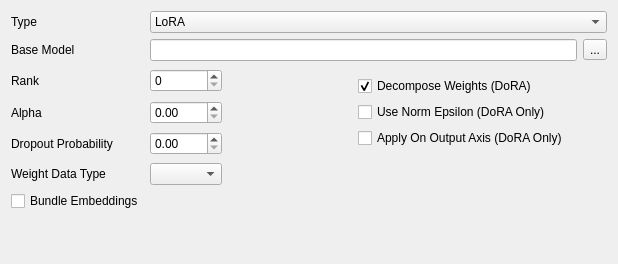
Before: the Qt Designer form modules/ui/views/tabs/lora.ui in HashakGik/OneTrainer-QT6, drawn with Qt 5.
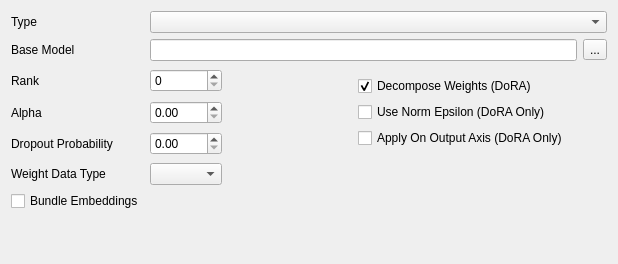
After: the same form once the commit is applied.

```diff
--- a/modules/ui/views/tabs/lora.ui
+++ b/modules/ui/views/tabs/lora.ui
@@ -30,10 +30,10 @@
       <bool>false</bool>
      </property>
      <property name="currentText">
-      <string>LoRA</string>
+      <string/>
      </property>
      <property name="currentIndex">
-      <number>0</number>
+      <number>-1</number>
      </property>
      <property name="maxVisibleItems">
       <number>2</number>
@@ -41,16 +41,6 @@
      <property name="maxCount">
       <number>2</number>
      </property>
-     <item>
-      <property name="text">
-       <string>LoRA</string>
-      </property>
-     </item>
-     <item>
-      <property name="text">
-       <string>LoHA</string>
-      </property>
-     </item>
     </widget>
    </item>
    <item row="1" column="0">
```
